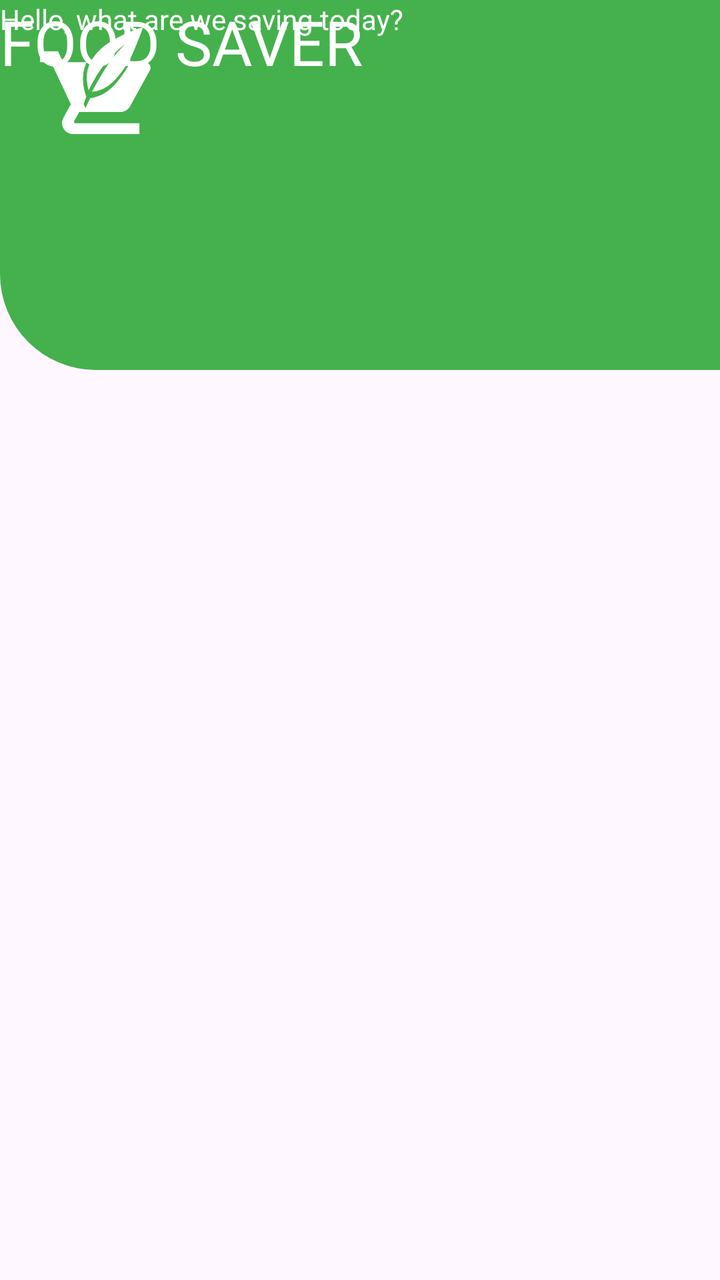
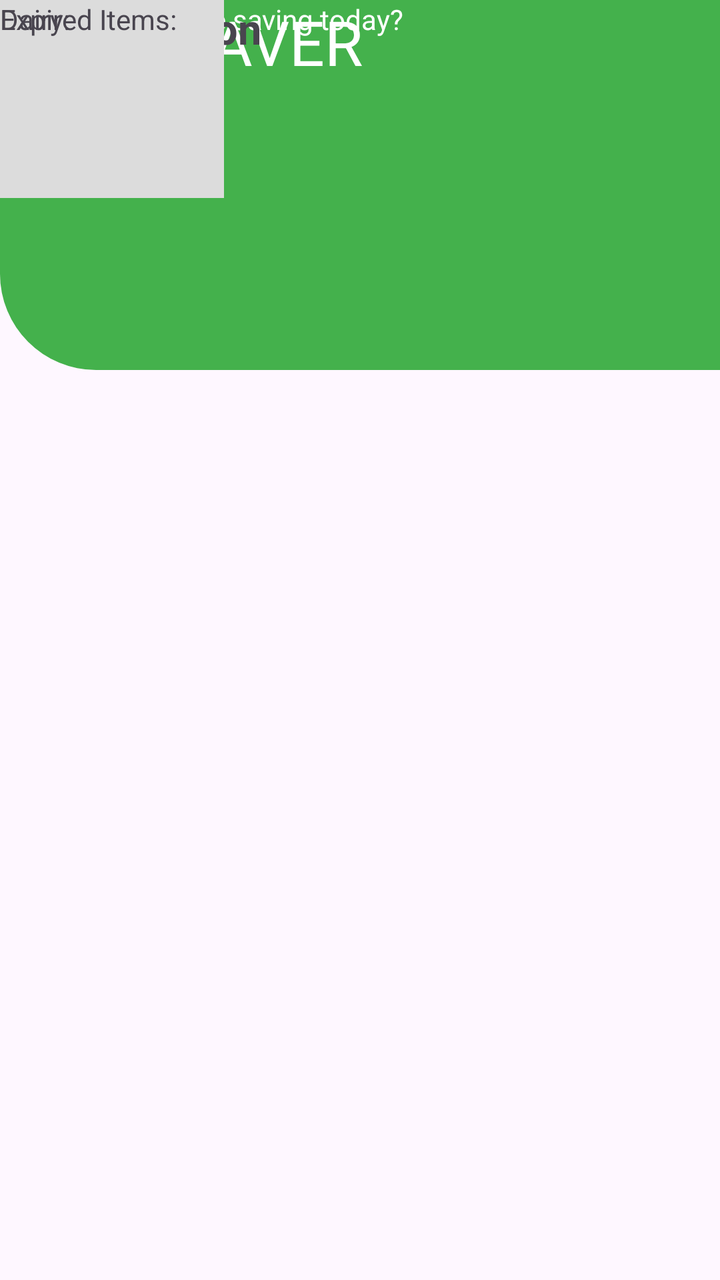

Before-and-after screenshots of an Android layout around one commit, followed by the original layout XML and the change that was made.
<!-- AndroidManifest.xml: application theme Theme.Foodsaver -->
<!-- res/layout/home.xml -->
<?xml version="1.0" encoding="utf-8"?>
<androidx.constraintlayout.widget.ConstraintLayout xmlns:android="http://schemas.android.com/apk/res/android"
    xmlns:app="http://schemas.android.com/apk/res-auto"
    xmlns:tools="http://schemas.android.com/tools"
    android:layout_width="match_parent"
    android:layout_height="match_parent">
    <View
        android:id="@+id/view"
        android:layout_width="413dp"
        android:layout_height="185dp"
        android:background="@drawable/shape_green"
        />

    <ImageView
        android:id="@+id/imageView4"
        android:layout_width="99dp"
        android:layout_height="86dp"
        app:srcCompat="@drawable/add_a_heading__15__removebg_preview"
        tools:layout_editor_absoluteX="26dp"
        tools:layout_editor_absoluteY="34dp" />

    <TextView
        android:id="@+id/textView5"
        android:layout_width="wrap_content"
        android:layout_height="wrap_content"
        android:text="FOOD SAVER"
        android:textColor="@color/white"
        android:textSize="15pt"
        tools:layout_editor_absoluteX="115dp"
        tools:layout_editor_absoluteY="57dp" />

    <TextView
        android:id="@+id/textView6"
        android:layout_width="wrap_content"
        android:layout_height="wrap_content"
        android:text="Hello, what are we saving today?"
        android:textColor="@color/white"
        tools:layout_editor_absoluteX="43dp"
        tools:layout_editor_absoluteY="120dp" />


</androidx.constraintlayout.widget.ConstraintLayout>
<!-- resources referenced by this layout -->
<resources>
  <color name="white">#FFFFFFFF</color>
  <!-- drawable add_a_heading__15__removebg_preview: png bitmap (drawable, 57252 bytes) -->
  <!-- drawable shape_green (drawable) -->
  <?xml version="1.0" encoding="utf-8"?>
  <shape xmlns:android="http://schemas.android.com/apk/res/android">
      android:shape="rectangle">
  
      <solid android:color="#44B14C" />
  
      <corners
          android:bottomLeftRadius="48dp"
          android:bottomRightRadius="48dp"
          android:topLeftRadius="0dp"
          android:topRightRadius="0dp" />
  </shape>
  <style name="Theme.Foodsaver" parent="Base.Theme.Foodsaver" />
  <style name="Base.Theme.Foodsaver" parent="Theme.Material3.DayNight.NoActionBar">
          
          
      </style>
</resources>

<!-- the commit's change to res/layout/home.xml (unified diff, before → after) -->
@@ -38,5 +38,119 @@
         tools:layout_editor_absoluteX="43dp"
         tools:layout_editor_absoluteY="120dp" />
 
+    <androidx.core.widget.NestedScrollView
+        android:id="@+id/nestedScrollView"
+        android:layout_width="345dp"
+        android:layout_height="267dp"
+        android:fillViewport="true"
+        tools:layout_editor_absoluteX="26dp"
+        tools:layout_editor_absoluteY="200dp">
+
+        <LinearLayout
+            android:layout_width="350dp"
+            android:layout_height="1dp"
+            android:orientation="vertical">
+
+            <TextView
+                android:id="@+id/textView7"
+                android:layout_width="match_parent"
+                android:layout_height="wrap_content"
+                android:text="Expiring Soon"
+                android:textSize="21dp"
+                android:textStyle="bold"
+                />
+
+        </LinearLayout>
+    </androidx.core.widget.NestedScrollView>
+
+    <ImageButton
+        android:id="@+id/imageButton5"
+        android:layout_width="52dp"
+        android:layout_height="60dp"
+        android:adjustViewBounds="true"
+        android:scaleType="fitCenter"
+        app:srcCompat="@drawable/inventory_alt__2__removebg_preview"
+        tools:layout_editor_absoluteX="90dp"
+        tools:layout_editor_absoluteY="791dp" />
+
+    <ImageButton
+        android:id="@+id/imageButton3"
+        android:layout_width="52dp"
+        android:layout_height="60dp"
+        android:adjustViewBounds="true"
+        android:scaleType="fitCenter"
+        app:srcCompat="@drawable/house_chimney__5_"
+        tools:layout_editor_absoluteX="26dp"
+        tools:layout_editor_absoluteY="791dp" />
+
+    <ImageButton
+        android:id="@+id/imageButton6"
+        android:layout_width="52dp"
+        android:layout_height="60dp"
+        android:adjustViewBounds="true"
+        android:scaleType="fitCenter"
+        app:srcCompat="@drawable/bell_notification_social_media__2_"
+        tools:layout_editor_absoluteX="246dp"
+        tools:layout_editor_absoluteY="791dp" />
+
+    <ImageButton
+        android:id="@+id/imageButton7"
+        android:layout_width="52dp"
+        android:layout_height="60dp"
+        android:adjustViewBounds="true"
+        android:scaleType="fitCenter"
+        app:srcCompat="@drawable/circle_user__2_"
+        tools:layout_editor_absoluteX="310dp"
+        tools:layout_editor_absoluteY="791dp" />
+
+
+    <View
+        android:id="@+id/view4"
+        android:layout_width="112dp"
+        android:layout_height="99dp"
+        android:background="#DCDCDC"
+        tools:layout_editor_absoluteX="16dp"
+        tools:layout_editor_absoluteY="660dp" />
+
+    <TextView
+        android:id="@+id/textView10"
+        android:layout_width="wrap_content"
+        android:layout_height="wrap_content"
+        android:text="Total Items:"
+        tools:layout_editor_absoluteX="26dp"
+        tools:layout_editor_absoluteY="682dp" />
+
+    <View
+        android:id="@+id/textView5"
+        android:layout_width="112dp"
+        android:layout_height="99dp"
+        android:background="#DCDCDC"
+        tools:layout_editor_absoluteX="149dp"
+        tools:layout_editor_absoluteY="660dp" />
+
+    <View
+        android:id="@+id/view6"
+        android:layout_width="112dp"
+        android:layout_height="99dp"
+        android:background="#DCDCDC"
+        tools:layout_editor_absoluteX="283dp"
+        tools:layout_editor_absoluteY="660dp" />
+
+    <TextView
+        android:id="@+id/textView11"
+        android:layout_width="wrap_content"
+        android:layout_height="wrap_content"
+        android:text="Expired Items:"
+        tools:layout_editor_absoluteX="157dp"
+        tools:layout_editor_absoluteY="682dp" />
+
+    <TextView
+        android:id="@+id/textView12"
+        android:layout_width="wrap_content"
+        android:layout_height="wrap_content"
+        android:text="Dairy:"
+        tools:layout_editor_absoluteX="310dp"
+        tools:layout_editor_absoluteY="682dp" />
+
 
 </androidx.constraintlayout.widget.ConstraintLayout>
<!-- resource entries referenced after the edit -->
@@ -2,6 +2,10 @@
 <resources>
   <color name="white">#FFFFFFFF</color>
   <!-- drawable add_a_heading__15__removebg_preview: png bitmap (drawable, 57252 bytes) -->
+  <!-- drawable bell_notification_social_media__2_: png bitmap (drawable, 15576 bytes) -->
+  <!-- drawable circle_user__2_: png bitmap (drawable, 21396 bytes) -->
+  <!-- drawable house_chimney__5_: png bitmap (drawable, 11463 bytes) -->
+  <!-- drawable inventory_alt__2__removebg_preview: png bitmap (drawable, 77129 bytes) -->
   <!-- drawable shape_green (drawable) -->
   <?xml version="1.0" encoding="utf-8"?>
   <shape xmlns:android="http://schemas.android.com/apk/res/android">
